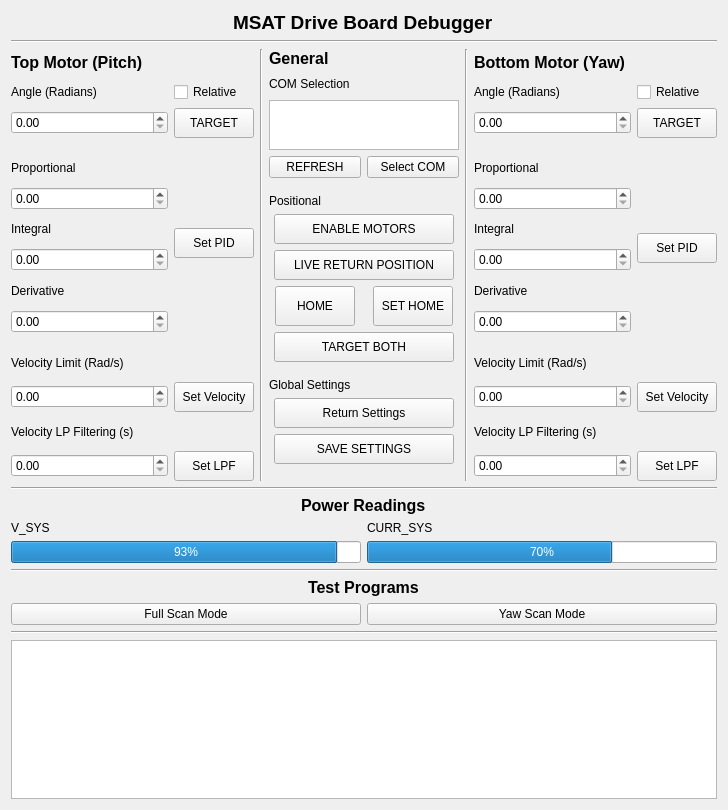
This is embedded/gimbal-control/UI/driveBoardDebug.ui in IsaacShaker/Edge-AI-Multi-Sport-Tracker as Qt 5 draws it before an edit. The edited form follows.
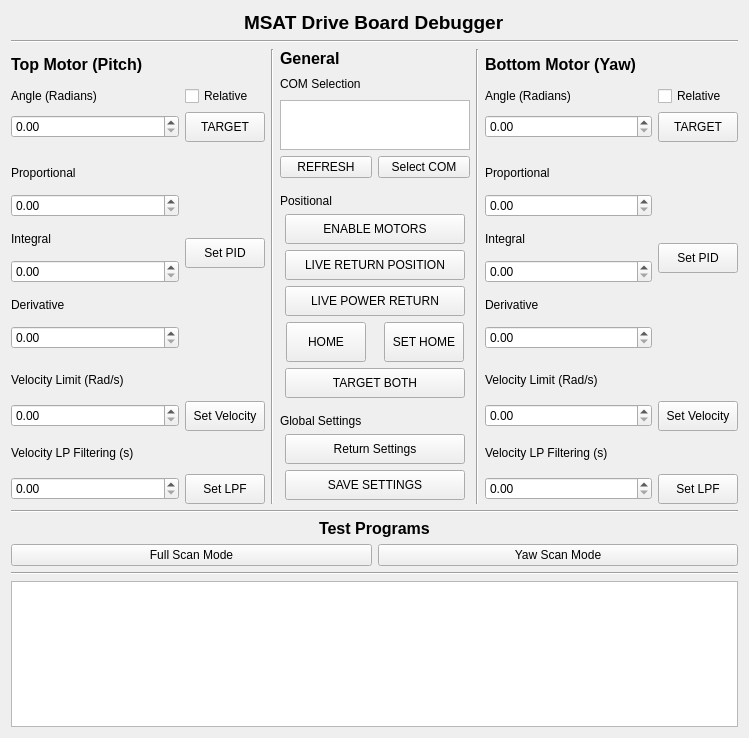
This is the edited form.

What changed in the file:
```diff
--- a/embedded/gimbal-control/UI/driveBoardDebug.ui
+++ b/embedded/gimbal-control/UI/driveBoardDebug.ui
@@ -6,22 +6,36 @@
    <rect>
     <x>0</x>
     <y>0</y>
-    <width>728</width>
-    <height>810</height>
+    <width>749</width>
+    <height>738</height>
    </rect>
   </property>
   <property name="windowTitle">
    <string>Form</string>
   </property>
   <layout class="QGridLayout" name="gridLayout_2">
-   <item row="13" column="0" colspan="2">
+   <item row="7" column="0" colspan="2" alignment="Qt::AlignHCenter">
+    <widget class="QLabel" name="label_20">
+     <property name="font">
+      <font>
+       <pointsize>12</pointsize>
+       <weight>75</weight>
+       <bold>true</bold>
+      </font>
+     </property>
+     <property name="text">
+      <string>Test Programs</string>
+     </property>
+    </widget>
+   </item>
+   <item row="9" column="0" colspan="2">
     <widget class="Line" name="line_3">
      <property name="orientation">
       <enum>Qt::Horizontal</enum>
      </property>
     </widget>
    </item>
-   <item row="12" column="0" colspan="2">
+   <item row="8" column="0" colspan="2">
     <layout class="QGridLayout" name="gridLayout_5">
      <item row="0" column="1">
       <widget class="QPushButton" name="testYawScan">
@@ -39,51 +53,6 @@
      </item>
     </layout>
    </item>
-   <item row="11" column="0" colspan="2" alignment="Qt::AlignHCenter">
-    <widget class="QLabel" name="label_20">
-     <property name="font">
-      <font>
-       <pointsize>12</pointsize>
-       <weight>75</weight>
-       <bold>true</bold>
-      </font>
-     </property>
-     <property name="text">
-      <string>Test Programs</string>
-     </property>
-    </widget>
-   </item>
-   <item row="10" column="0" colspan="2">
-    <widget class="Line" name="line_5">
-     <property name="orientation">
-      <enum>Qt::Horizontal</enum>
-     </property>
-    </widget>
-   </item>
-   <item row="5" column="0" colspan="2" alignment="Qt::AlignHCenter">
-    <widget class="QLabel" name="label_21">
-     <property name="font">
-      <font>
-       <pointsize>12</pointsize>
-       <weight>75</weight>
-       <bold>true</bold>
-      </font>
-     </property>
-     <property name="text">
-      <string>Power Readings</string>
-     </property>
-    </widget>
-   </item>
-   <item row="6" column="0">
-    <widget class="QLabel" name="label_22">
-     <property name="text">
-      <string>V_SYS</string>
-     </property>
-    </widget>
-   </item>
-   <item row="14" column="0" colspan="2">
-    <widget class="QTextBrowser" name="terminalOutput"/>
-   </item>
    <item row="2" column="0" colspan="2">
     <widget class="Line" name="line_4">
      <property name="orientation">
@@ -91,6 +60,30 @@
      </property>
     </widget>
    </item>
+   <item row="10" column="0" colspan="2">
+    <widget class="QTextBrowser" name="terminalOutput"/>
+   </item>
+   <item row="4" column="0" colspan="2">
+    <widget class="Line" name="line_6">
+     <property name="orientation">
+      <enum>Qt::Horizontal</enum>
+     </property>
+    </widget>
+   </item>
+   <item row="1" column="0" colspan="2" alignment="Qt::AlignHCenter">
+    <widget class="QLabel" name="label_13">
+     <property name="font">
+      <font>
+       <pointsize>14</pointsize>
+       <weight>75</weight>
+       <bold>true</bold>
+      </font>
+     </property>
+     <property name="text">
+      <string>MSAT Drive Board Debugger</string>
+     </property>
+    </widget>
+   </item>
    <item row="3" column="0" colspan="2">
     <layout class="QGridLayout" name="gridLayout">
      <item row="0" column="0">
@@ -320,26 +313,55 @@
      </item>
      <item row="0" column="2">
       <layout class="QGridLayout" name="gridLayout_6">
-       <item row="9" column="1" alignment="Qt::AlignHCenter">
-        <widget class="QPushButton" name="setHome">
+       <item row="4" column="0">
+        <widget class="QPushButton" name="refreshCOM">
+         <property name="maximumSize">
+          <size>
+           <width>92</width>
+           <height>30</height>
+          </size>
+         </property>
+         <property name="text">
+          <string>REFRESH</string>
+         </property>
+        </widget>
+       </item>
+       <item row="17" column="0" colspan="2">
+        <spacer name="verticalSpacer_5">
+         <property name="orientation">
+          <enum>Qt::Vertical</enum>
+         </property>
+         <property name="sizeHint" stdset="0">
+          <size>
+           <width>20</width>
+           <height>40</height>
+          </size>
+         </property>
+        </spacer>
+       </item>
+       <item row="8" column="0" colspan="2" alignment="Qt::AlignHCenter">
+        <widget class="QPushButton" name="livePosTelem">
          <property name="minimumSize">
           <size>
-           <width>80</width>
-           <height>40</height>
+           <width>180</width>
+           <height>30</height>
           </size>
          </property>
          <property name="maximumSize">
           <size>
-           <width>80</width>
-           <height>40</height>
+           <width>180</width>
+           <height>30</height>
           </size>
          </property>
          <property name="text">
-          <string>SET HOME</string>
+          <string>LIVE RETURN POSITION</string>
+         </property>
+         <property name="checkable">
+          <bool>true</bool>
          </property>
         </widget>
        </item>
-       <item row="14" column="0" colspan="2" alignment="Qt::AlignHCenter">
+       <item row="15" column="0" colspan="2" alignment="Qt::AlignHCenter">
         <widget class="QPushButton" name="getSettings">
          <property name="minimumSize">
           <size>
@@ -358,21 +380,42 @@
          </property>
         </widget>
        </item>
-       <item row="0" column="0" alignment="Qt::AlignTop">
-        <widget class="QLabel" name="label_11">
-         <property name="font">
-          <font>
-           <pointsize>12</pointsize>
-           <weight>75</weight>
-           <bold>true</bold>
-          </font>
+       <item row="5" column="0" colspan="2">
+        <spacer name="verticalSpacer_6">
+         <property name="orientation">
+          <enum>Qt::Vertical</enum>
+         </property>
+         <property name="sizeType">
+          <enum>QSizePolicy::Fixed</enum>
+         </property>
+         <property name="sizeHint" stdset="0">
+          <size>
+           <width>20</width>
+           <height>10</height>
+          </size>
+         </property>
+        </spacer>
+       </item>
+       <item row="10" column="1" alignment="Qt::AlignHCenter">
+        <widget class="QPushButton" name="setHome">
+         <property name="minimumSize">
+          <size>
+           <width>80</width>
+           <height>40</height>
+          </size>
+         </property>
+         <property name="maximumSize">
+          <size>
+           <width>80</width>
+           <height>40</height>
+          </size>
          </property>
          <property name="text">
-          <string>General</string>
+          <string>SET HOME</string>
          </property>
         </widget>
        </item>
-       <item row="9" column="0" alignment="Qt::AlignHCenter">
+       <item row="10" column="0" alignment="Qt::AlignHCenter">
         <widget class="QPushButton" name="homeMotors">
          <property name="minimumSize">
           <size>
@@ -396,23 +439,21 @@
          </property>
         </widget>
        </item>
-       <item row="5" column="0" colspan="2">
-        <spacer name="verticalSpacer_6">
-         <property name="orientation">
-          <enum>Qt::Vertical</enum>
+       <item row="0" column="0" alignment="Qt::AlignTop">
+        <widget class="QLabel" name="label_11">
+         <property name="font">
+          <font>
+           <pointsize>12</pointsize>
+           <weight>75</weight>
+           <bold>true</bold>
+          </font>
          </property>
-         <property name="sizeType">
-          <enum>QSizePolicy::Fixed</enum>
+         <property name="text">
+          <string>General</string>
          </property>
-         <property name="sizeHint" stdset="0">
-          <size>
-           <width>20</width>
-           <height>10</height>
-          </size>
-         </property>
-        </spacer>
+        </widget>
        </item>
-       <item row="15" column="0" colspan="2" alignment="Qt::AlignHCenter">
+       <item row="16" column="0" colspan="2" alignment="Qt::AlignHCenter">
         <widget class="QPushButton" name="saveSettings">
          <property name="minimumSize">
           <size>
@@ -431,22 +472,6 @@
          </property>
         </widget>
        </item>
-       <item row="2" column="0" rowspan="2" colspan="2" alignment="Qt::AlignHCenter">
-        <widget class="QListView" name="comList">
-         <property name="minimumSize">
-          <size>
-           <width>80</width>
-           <height>50</height>
-          </size>
-         </property>
-         <property name="maximumSize">
-          <size>
-           <width>200</width>
-           <height>60</height>
-          </size>
-         </property>
-        </widget>
-       </item>
        <item row="1" column="0" colspan="2">
         <widget class="QLabel" name="label_12">
          <property name="minimumSize">
@@ -466,46 +491,37 @@
          </property>
         </widget>
        </item>
-       <item row="10" column="0" colspan="2" alignment="Qt::AlignHCenter">
-        <widget class="QPushButton" name="bothAngleSet">
+       <item row="2" column="0" rowspan="2" colspan="2" alignment="Qt::AlignHCenter">
+        <widget class="QListView" name="comList">
          <property name="minimumSize">
           <size>
-           <width>180</width>
-           <height>30</height>
+           <width>80</width>
+           <height>50</height>
           </size>
          </property>
          <property name="maximumSize">
           <size>
-           <width>180</width>
-           <height>30</height>
+           <width>200</width>
+           <height>60</height>
           </size>
          </property>
-         <property name="text">
-          <string>TARGET BOTH</string>
-         </property>
         </widget>
        </item>
-       <item row="7" column="0" colspan="2" alignment="Qt::AlignHCenter">
-        <widget class="QPushButton" name="motorEN">
-         <property name="minimumSize">
-          <size>
-           <width>180</width>
-           <height>30</height>
-          </size>
+       <item row="13" column="0" colspan="2">
+        <spacer name="verticalSpacer_7">
+         <property name="orientation">
+          <enum>Qt::Vertical</enum>
          </property>
-         <property name="maximumSize">
+         <property name="sizeType">
+          <enum>QSizePolicy::Fixed</enum>
+         </property>
+         <property name="sizeHint" stdset="0">
           <size>
-           <width>180</width>
-           <height>30</height>
+           <width>20</width>
+           <height>10</height>
           </size>
          </property>
-         <property name="text">
-          <string>ENABLE MOTORS</string>
-         </property>
-         <property name="checkable">
-          <bool>true</bool>
-         </property>
-        </widget>
+        </spacer>
        </item>
        <item row="6" column="0" colspan="2">
         <widget class="QLabel" name="label_16">
@@ -514,10 +530,25 @@
          </property>
         </widget>
        </item>
-       <item row="13" column="0" colspan="2">
-        <widget class="QLabel" name="label_17">
+       <item row="7" column="0" colspan="2" alignment="Qt::AlignHCenter">
+        <widget class="QPushButton" name="motorEN">
+         <property name="minimumSize">
+          <size>
+           <width>180</width>
+           <height>30</height>
+          </size>
+         </property>
+         <property name="maximumSize">
+          <size>
+           <width>180</width>
+           <height>30</height>
+          </size>
+         </property>
          <property name="text">
-          <string>Global Settings</string>
+          <string>ENABLE MOTORS</string>
+         </property>
+         <property name="checkable">
+          <bool>true</bool>
          </property>
         </widget>
        </item>
@@ -534,50 +565,34 @@
          </property>
         </widget>
        </item>
-       <item row="4" column="0">
-        <widget class="QPushButton" name="refreshCOM">
+       <item row="11" column="0" colspan="2" alignment="Qt::AlignHCenter">
+        <widget class="QPushButton" name="bothAngleSet">
+         <property name="minimumSize">
+          <size>
+           <width>180</width>
+           <height>30</height>
+          </size>
+         </property>
          <property name="maximumSize">
           <size>
-           <width>92</width>
+           <width>180</width>
            <height>30</height>
           </size>
          </property>
          <property name="text">
-          <string>REFRESH</string>
+          <string>TARGET BOTH</string>
          </property>
         </widget>
        </item>
-       <item row="12" column="0" colspan="2">
-        <spacer name="verticalSpacer_7">
-         <property name="orientation">
-          <enum>Qt::Vertical</enum>
+       <item row="14" column="0" colspan="2">
+        <widget class="QLabel" name="label_17">
+         <property name="text">
+          <string>Global Settings</string>
          </property>
-         <property name="sizeType">
-          <enum>QSizePolicy::Fixed</enum>
-         </property>
-         <property name="sizeHint" stdset="0">
-          <size>
-           <width>20</width>
-           <height>10</height>
-          </size>
-         </property>
-        </spacer>
+        </widget>
        </item>
-       <item row="16" column="0" colspan="2">
-        <spacer name="verticalSpacer_5">
-         <property name="orientation">
-          <enum>Qt::Vertical</enum>
-         </property>
-         <property name="sizeHint" stdset="0">
-          <size>
-           <width>20</width>
-           <height>40</height>
-          </size>
-         </property>
-        </spacer>
-       </item>
-       <item row="8" column="0" colspan="2" alignment="Qt::AlignHCenter">
-        <widget class="QPushButton" name="livePosTelem">
+       <item row="9" column="0" colspan="2" alignment="Qt::AlignHCenter">
+        <widget class="QPushButton" name="livePowTelem">
          <property name="minimumSize">
           <size>
            <width>180</width>
@@ -591,7 +606,7 @@
           </size>
          </property>
          <property name="text">
-          <string>LIVE RETURN POSITION</string>
+          <string>LIVE POWER RETURN</string>
          </property>
          <property name="checkable">
           <bool>true</bool>
@@ -841,54 +856,6 @@
      </item>
     </layout>
    </item>
-   <item row="1" column="0" colspan="2" alignment="Qt::AlignHCenter">
-    <widget class="QLabel" name="label_13">
-     <property name="font">
-      <font>
-       <pointsize>14</pointsize>
-       <weight>75</weight>
-       <bold>true</bold>
-      </font>
-     </property>
-     <property name="text">
-      <string>MSAT Drive Board Debugger</string>
-     </property>
-    </widget>
-   </item>
-   <item row="7" column="0">
-    <widget class="QProgressBar" name="BAR_VOLT_SYS">
-     <property name="maximum">
-      <number>15</number>
-     </property>
-     <property name="value">
-      <number>14</number>
-     </property>
-    </widget>
-   </item>
-   <item row="6" column="1">
-    <widget class="QLabel" name="label_23">
-     <property name="text">
-      <string>CURR_SYS</string>
-     </property>
-    </widget>
-   </item>
-   <item row="7" column="1">
-    <widget class="QProgressBar" name="BAR_CURR_SYS">
-     <property name="maximum">
-      <number>10</number>
-     </property>
-     <property name="value">
-      <number>7</number>
-     </property>
-    </widget>
-   </item>
-   <item row="4" column="0" colspan="2">
-    <widget class="Line" name="line_6">
-     <property name="orientation">
-      <enum>Qt::Horizontal</enum>
-     </property>
-    </widget>
-   </item>
   </layout>
  </widget>
  <resources/>
```
